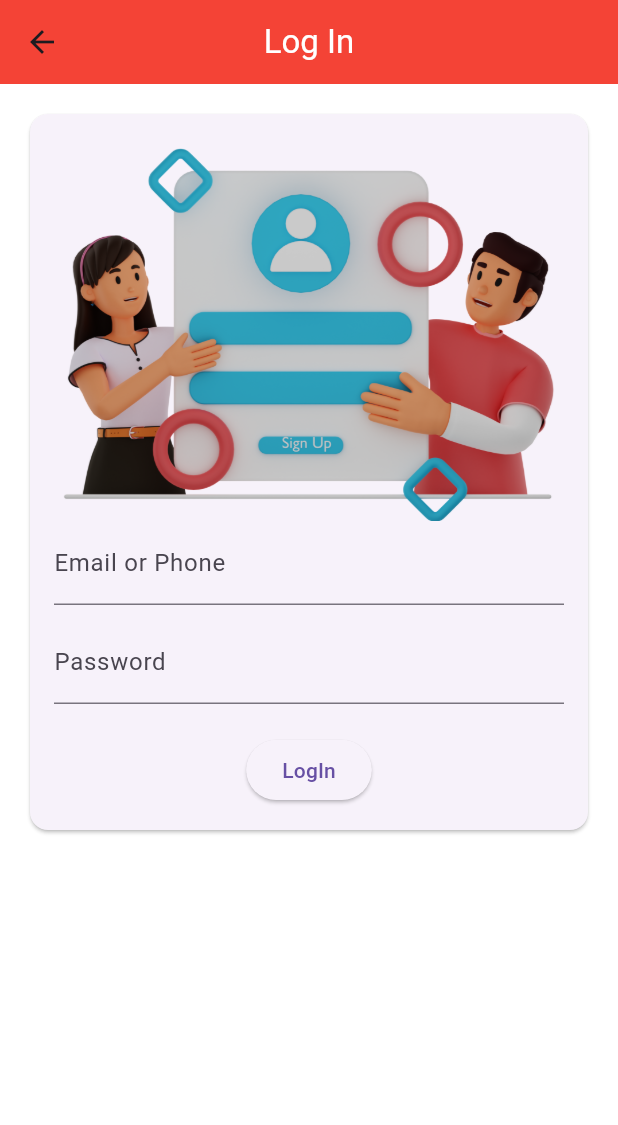
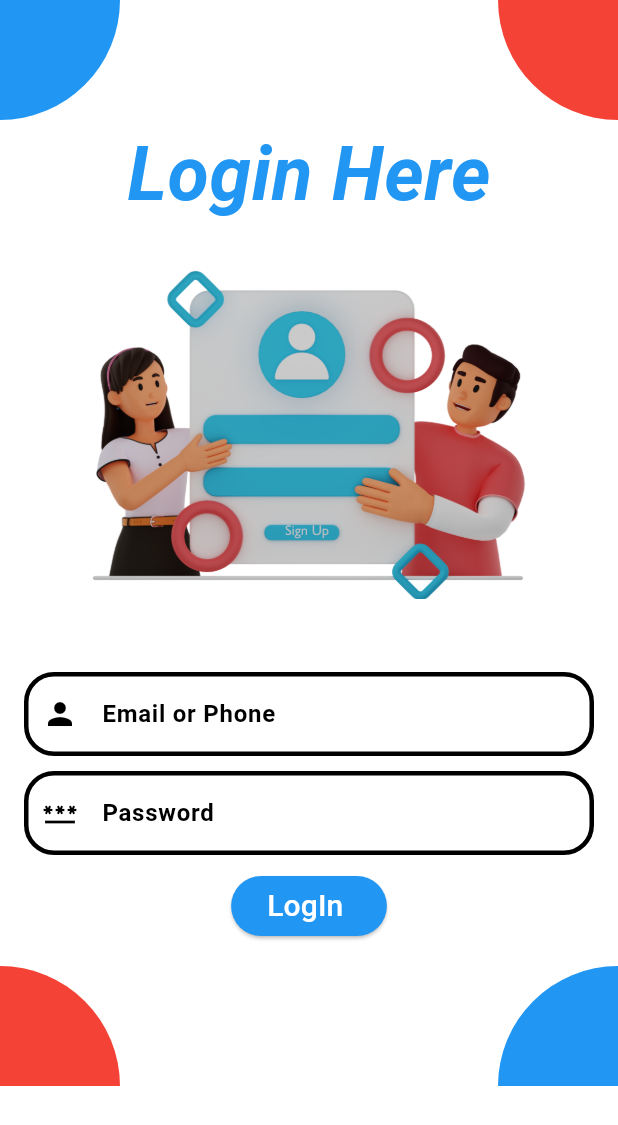
Before and after one commit to rohitsoniinfo/Video-Conferencing-App, a Flutter app: the LoginInScreen screen opened directly, on a phone screen of 412 x 824 dp. Shown: the top 1125 px of the screen. Run offline on Flutter 3.47's test engine with Material 3 defaults, Android fonts, the phone set to English and light mode, and no system bars; our stand-ins replace permission_handler, shared_preferences; missing offline and left inert: agora_rtc_engine; accounts and stored records are empty.

Commit message:
switching to different project

```diff
--- /dev/null
+++ b/lib/Component/SignUpScreenUiComponent.dart
@@ -0,0 +1,65 @@
+import 'package:flutter/material.dart';
+
+
+  OutlineInputBorder inputBorder() {
+    //return type is OutlineInputBorder
+    return const OutlineInputBorder(
+        //Outline border type for TextFeild
+        borderRadius: BorderRadius.all(Radius.circular(20)),
+        borderSide: BorderSide(
+          color: Colors.black,
+          width: 3,
+        ));
+  }
+
+  OutlineInputBorder focusBorder() {
+    return const OutlineInputBorder(
+        borderRadius: BorderRadius.all(Radius.circular(20)),
+        borderSide: BorderSide(
+          color: Colors.black,
+          width: 3,
+        ));
+  }
+
+  Widget TopBottomDesign(bool isTop, BorderRadiusGeometry leftBorder,
+      BorderRadiusGeometry rightBorder) {
+    return Row(
+      mainAxisAlignment: MainAxisAlignment.spaceBetween,
+      children: [
+        Align(
+            alignment: Alignment.topLeft,
+            child: Container(
+              width: 80,
+              height: 80,
+              decoration: BoxDecoration(
+                  color: isTop == true ? Colors.blue : Colors.red,
+                  borderRadius: leftBorder),
+            )),
+        Align(
+            alignment: Alignment.topRight,
+            child: Container(
+              width: 80,
+              height: 80,
+              decoration: BoxDecoration(
+                  color: isTop == true ? Colors.red : Colors.blue,
+                  borderRadius: rightBorder),
+            )),
+      ],
+    );
+  }
+
+  Widget customTextField(String shownText, TextEditingController controller, IconData prefixIcon) {
+    return TextField(
+      controller: controller,
+      decoration: InputDecoration(
+        labelText: shownText,
+        labelStyle: TextStyle(color: Colors.black, fontWeight: FontWeight.bold),
+        enabledBorder: inputBorder(),
+        focusedBorder: focusBorder(),
+        prefixIcon: Icon(
+          prefixIcon,
+          color: Colors.black,
+        ),
+      ),
+    );
+  }
--- a/lib/LogInScreen.dart
+++ b/lib/LogInScreen.dart
@@ -4,7 +4,7 @@ import 'dart:convert';
 import 'package:http/http.dart' as http;
 import 'package:newapp/constant.dart';
 import 'package:shared_preferences/shared_preferences.dart';
-
+import 'package:newapp/Component/SignUpScreenUiComponent.dart';
 import 'RandomCall.dart';
 
 
@@ -80,48 +80,76 @@ class _LoginInScreenState extends State<LoginInScreen> {
 
 
 
+  OutlineInputBorder inputBorder(){ //return type is OutlineInputBorder
+    return const OutlineInputBorder( //Outline border type for TextFeild
+        borderRadius: BorderRadius.all(Radius.circular(20)),
+        borderSide: BorderSide(
+          color:Colors.grey,
+          width: 3,
+        )
+    );
+  }
+
+  OutlineInputBorder focusBorder(){
+    return const OutlineInputBorder(
+        borderRadius: BorderRadius.all(Radius.circular(20)),
+        borderSide: BorderSide(
+          color:Colors.black,
+          width: 3,
+        )
+    );
+  }
+
+
+
   @override
   Widget build(BuildContext context) {
     return Scaffold(
+
       backgroundColor: Colors.white,
-      appBar: AppBar(
-        centerTitle: true,
-        backgroundColor: Colors.red,
-        title: Text(
-          'Log In',
-          style: TextStyle(
-            color: Colors.white,
-          ),
-        ),
-      ),
-      body: SingleChildScrollView(
-        child: Column(
-          children: [
-            // Container(child: Image.asset('assets/images/signupmod.png',)),
-            Card(
-              margin: EdgeInsets.all(20.0),
-              child: Padding(
-                padding: EdgeInsets.all(16.0),
+      // appBar: AppBar(
+      //   centerTitle: true,
+      //   backgroundColor: Colors.red,
+      //   title: Text(
+      //     'Log In',
+      //     style: TextStyle(
+      //       color: Colors.white,
+      //     ),
+      //   ),
+      // ),
+      body: SafeArea(
+        child: SingleChildScrollView(
+          child: Column(
+            mainAxisAlignment: MainAxisAlignment.spaceBetween,
+            children: <Widget>[
+              TopBottomDesign(
+                  true,
+                  const BorderRadius.only(bottomRight: Radius.circular(200)),
+                  BorderRadius.only(bottomLeft: Radius.circular(200))
+                  ),
+                  const Text('Login Here',style: TextStyle(color: Colors.blue, fontSize: 50, fontStyle: FontStyle.italic,fontWeight: FontWeight.bold),),
+                  Container(height: 270,width: 300,decoration: BoxDecoration(image: DecorationImage(image: AssetImage('assets/images/signupmod.png'))),),
+                   //Image.asset('assets/images/signupmod.png'),
+              Padding(
+                padding: const EdgeInsets.all(16.0),
                 child: Column(
-                  mainAxisSize: MainAxisSize.min,
-                  children: <Widget>[
-                    Image.asset('assets/images/signupmod.png'),
-                    TextField(
-                      controller: fullNameController,
-                      decoration: InputDecoration(labelText: 'Email or Phone'),
-                    ),
-                    SizedBox(height: 10),
-                    TextField(
-                      controller: passwordController,
-                      decoration: InputDecoration(labelText: 'Password'),
-                      obscureText: true,
-                    ),
-                    SizedBox(height: 20),
+                  children: [
+                    //const SizedBox(height: 10,),
+                    //Image.asset('assets/images/signupmod.png'),
+                    const SizedBox(height: 10),
+                       customTextField('Email or Phone', fullNameController, Icons.person),
+                    const SizedBox(height: 10),
+                    customTextField('Password', passwordController, Icons.password),
+                    const SizedBox(height: 10),
                     ElevatedButton(
+                      style: ButtonStyle(
+                        backgroundColor: MaterialStateProperty.resolveWith((states) => Colors.blue),
+                        //fixedSize: MaterialStateProperty.resolveWith((states) => Size(100, 30))
+                      ),
                       onPressed: ()  async {
                         print("clicked login button");
                         await _postLoginDAta();
-                          Navigator.push(
+                           Navigator.push(
                             context,
                             MaterialPageRoute(
                               builder: (context) => RandomCall(),
@@ -131,13 +159,18 @@ class _LoginInScreenState extends State<LoginInScreen> {
 
                         _setJWTToken();
                       },
-                      child: Text('LogIn'),
+                      child:  const Text('LogIn ',style: TextStyle(color: Colors.white,fontSize: 20),),
                     ),
                   ],
                 ),
               ),
-            ),
-          ],
+              TopBottomDesign(
+                  false,
+                  const BorderRadius.only(topRight: Radius.circular(200)),
+                  const BorderRadius.only(topLeft: Radius.circular(200)),
+                  ),
+            ],
+          ),
         ),
       ),
     );
--- a/lib/RandomCall.dart
+++ b/lib/RandomCall.dart
@@ -1,6 +1,7 @@
 import 'package:flutter/material.dart';
 import 'package:newapp/WaitingCallScreen.dart';
 import 'package:shared_preferences/shared_preferences.dart';
+
 class RandomCall extends StatefulWidget {
   // const RandomCall({super.key});
   final int? userId;
@@ -24,7 +25,6 @@ class _RandomCallState extends State<RandomCall> {
   String? _address;
   String? _gender;
   String? _password;
-
 
 
   String dropdownValue = 'male';
--- a/pubspec.yaml
+++ b/pubspec.yaml
@@ -60,7 +60,8 @@ flutter:
     - assets/images/videocallimage.png
     - assets/images/videocall.png
     - assets/images/signupmod.png
-
+    - assets/images/girlboytalking.png
+    - assets/images/imagegood.png
   # The following line ensures that the Material Icons font is
   # included with your application, so that you can use the icons in
   # the material Icons class.
```
Also changed, not shown: lib/PageLogic/UserDetails.dart (added, +23 -0 lines), lib/SignUpScreen.dart (+137 -112 lines), lib/VideoLayout.dart (+3 -11 lines), lib/main.dart (+4 -4 lines), LogInScreen.png (added), SignUpScreen.png (added), assets/images/girlboytalking.png (added), assets/images/imagegood.png (added), lib/Component/BasicComponent.dart (added), lib/VideoCallPage.dart (line endings or trailing spaces).
